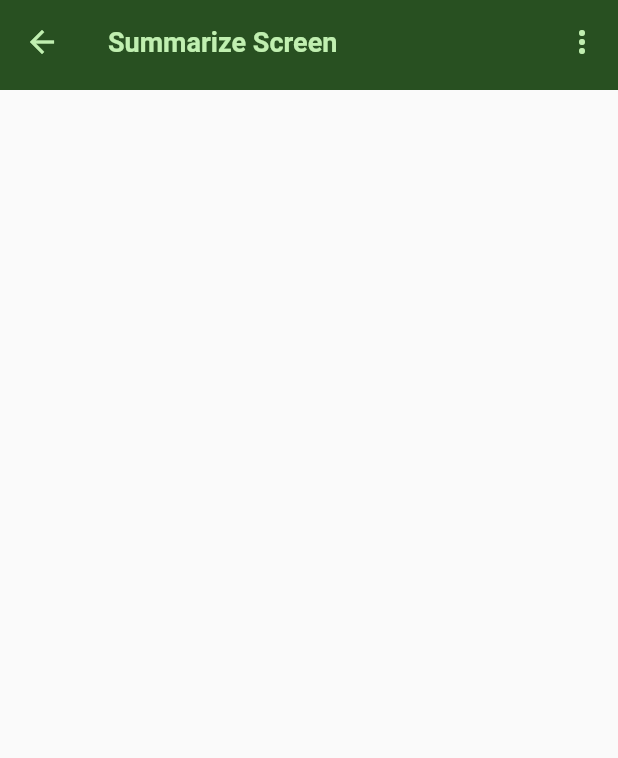
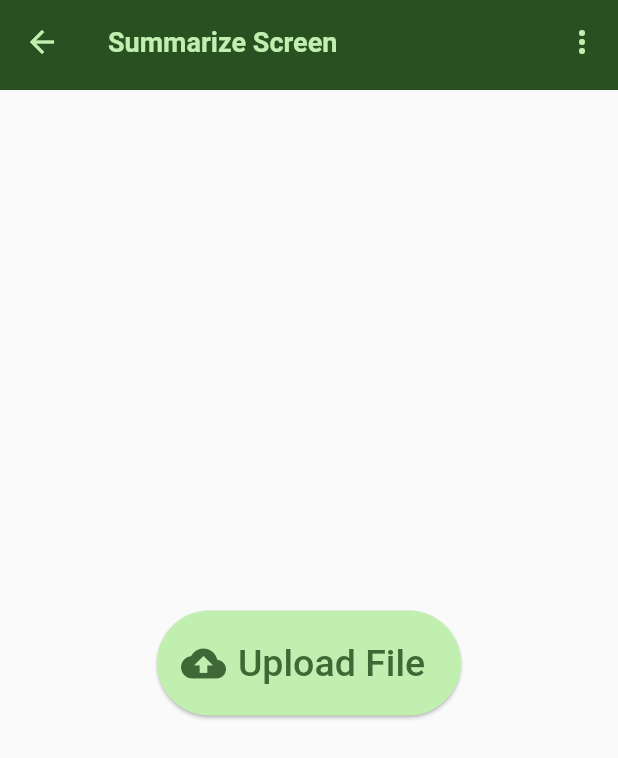
Before and after one commit to congltk1234/BrycenChatbot, a Flutter app: the SummarizeScreen screen opened by its route, on a phone screen of 412 x 824 dp. Shown: the top 758 px of the screen. Run offline on Flutter 3.47's test engine with Material 2 defaults, Android fonts, the phone set to English and light mode, and no system bars; our stand-ins replace animated_text_kit, cloud_firestore, file_picker, firebase_core, flutter_tts, shared_preferences and 1 more; missing offline and left inert: dart_openai, langchain, langchain_openai; accounts and stored records are empty; network calls fail.

Commit message:
Summarize UI: Upload file button, ReadFile txt

```diff
--- a/lib/screens/summarize_screen.dart
+++ b/lib/screens/summarize_screen.dart
@@ -1,5 +1,10 @@
 import 'package:brycen_chatbot/widget/app_bar.dart';
+import 'package:cloud_firestore/cloud_firestore.dart';
+import 'package:file_picker/file_picker.dart';
 import 'package:flutter/material.dart';
+import 'package:langchain/langchain.dart';
+import 'package:langchain_openai/langchain_openai.dart';
+import 'package:collection/collection.dart';
 
 class SummarizeScreen extends StatefulWidget {
   const SummarizeScreen({super.key});
@@ -15,7 +20,82 @@ class _SummarizeScreenstate extends State<SummarizeScreen> {
   @override
   Widget build(BuildContext context) {
     return Scaffold(
-      appBar: ConfigAppBar(title: 'Summarize Screen'),
+      appBar: const ConfigAppBar(title: 'Summarize Screen'),
+      body: SafeArea(
+        child: Column(
+          mainAxisAlignment: MainAxisAlignment.center,
+          children: [
+            Expanded(
+              child: Center(
+                child: ElevatedButton.icon(
+                  style: ButtonStyle(
+                    minimumSize: MaterialStateProperty.all<Size>(
+                      const Size(
+                        200,
+                        70,
+                      ),
+                    ),
+                  ),
+                  icon: const Icon(
+                    Icons.cloud_upload,
+                    size: 30,
+                  ),
+                  label: const Text(
+                    "Upload File",
+                    style: TextStyle(fontSize: 25),
+                  ),
+                  onPressed: () async {
+                    final result =
+                        await FilePicker.platform.pickFiles(withData: true);
+
+                    if (result == null) return;
+                    PlatformFile file = result.files.first;
+                    FirebaseFirestore.instance.collection("memory").add(
+                      {
+                        "FilePath": file.path,
+                      },
+                    );
+                    final path = file.path;
+                    TextLoader loader = TextLoader(path.toString());
+                    // /print(loader.);
+                    final documents = await loader.load();
+                    Future.delayed(const Duration(seconds: 20), () {
+                      print('delay for 20sec');
+                    });
+                    for (var i in documents) {
+                      print(i.pageContent);
+                      print('----------PAGE CONTENT ------------------');
+                    }
+                    const textSplitter = CharacterTextSplitter(
+                      chunkSize: 800,
+                      chunkOverlap: 0,
+                    );
+                    final texts = textSplitter.splitDocuments(documents);
+
+                    final textsWithSources = texts
+                        .mapIndexed(
+                          (final i, final d) => d.copyWith(
+                            metadata: {
+                              ...d.metadata,
+                              'source': '$i-pl',
+                            },
+                          ),
+                        )
+                        .toList(growable: false);
+                    for (var i in texts) {
+                      print(i.metadata);
+                      print('+++++++++++++');
+                      print(i.pageContent);
+                      print('-----------------------');
+                    }
+                    print('END');
+                  },
+                ),
+              ),
+            ),
+          ],
+        ),
+      ),
     );
   }
 }
--- a/pubspec.yaml
+++ b/pubspec.yaml
@@ -49,6 +49,7 @@ dependencies:
   langchain_openai: ^0.0.3
   flutter_markdown: ^0.6.17
   google_fonts: ^5.1.0
+  file_picker: ^5.3.3
 
 dev_dependencies:
   flutter_test:
```
Also changed, not shown: pubspec.lock.
